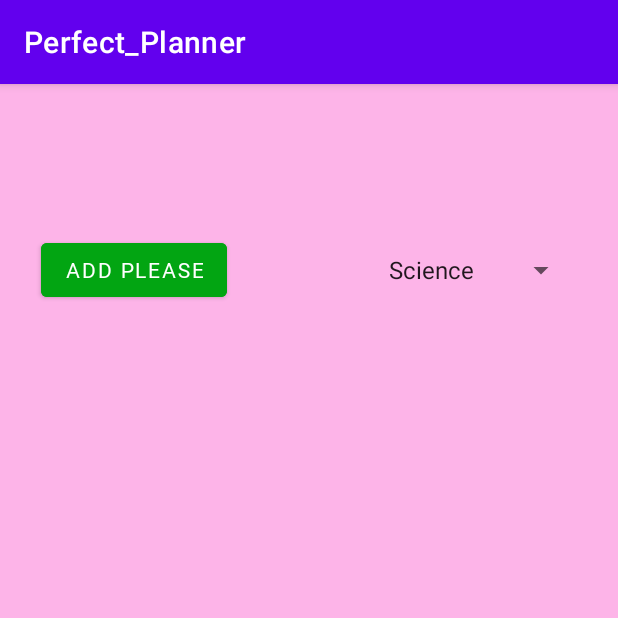
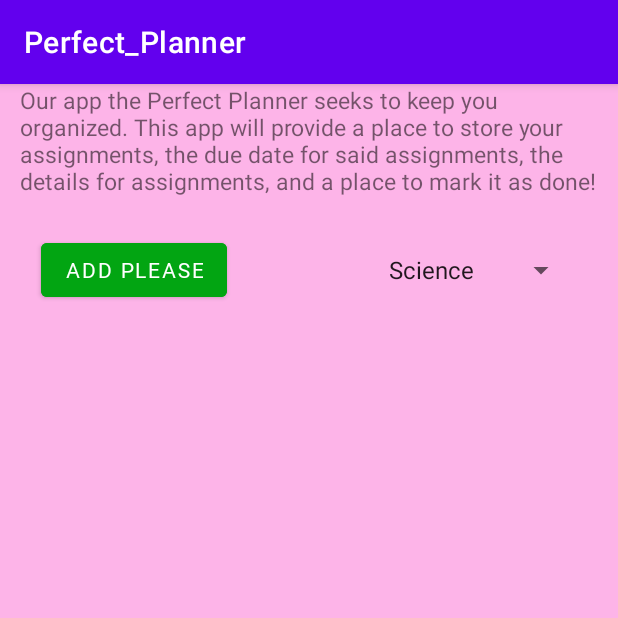
Before and after one commit to EmeraldKnight2814/Perfect_Planner, an Android app: the screen it shows after launch (MainActivity), on a phone screen of 412 x 824 dp, the top half of it. Run offline under Robolectric (Android 15) with nearby library versions, the phone set to English and light mode, and no system bars; Roboto replaces fonts that are not available here.

Commit message:
Adapter&mainactivity
Some code in adapter but its commented out
and added a text view with a summary of the app on the main page

```diff
--- a/app/src/main/java/com/example/perfect_planner/plannerAdapter.java
+++ b/app/src/main/java/com/example/perfect_planner/plannerAdapter.java
@@ -17,7 +17,7 @@ public class plannerAdapter extends RecyclerView.Adapter<plannerAdapter.PlannerV
         PlannerViewHolder th= new PlannerViewHolder(v);
         return th;
     }
-
+    //private Model myModel = Model.getModel();
     @Override
     public void onBindViewHolder(@NonNull PlannerViewHolder holder, int position) {
         TextView assignTV = holder.itemView.findViewById(R.id.assignTV);
@@ -26,6 +26,7 @@ public class plannerAdapter extends RecyclerView.Adapter<plannerAdapter.PlannerV
 
     @Override
     public int getItemCount() {
+        //retrun myModel.
         return 0;
     }
 
--- a/app/src/main/res/layout/activity_main.xml
+++ b/app/src/main/res/layout/activity_main.xml
@@ -48,4 +48,15 @@
         app:layout_constraintStart_toStartOf="parent"
         app:layout_constraintTop_toBottomOf="@+id/filter" />
 
+    <TextView
+        android:id="@+id/textView4"
+        android:layout_width="384dp"
+        android:layout_height="87dp"
+        android:text="Our app the Perfect Planner seeks to keep you organized. This app will provide a place to store your assignments, the due date for said assignments, the details for assignments, and a place to mark it as done!"
+        android:textSize="15sp"
+        app:layout_constraintEnd_toEndOf="parent"
+        app:layout_constraintHorizontal_bias="0.481"
+        app:layout_constraintStart_toStartOf="parent"
+        tools:layout_editor_absoluteY="16dp" />
+
 </androidx.constraintlayout.widget.ConstraintLayout>
```
